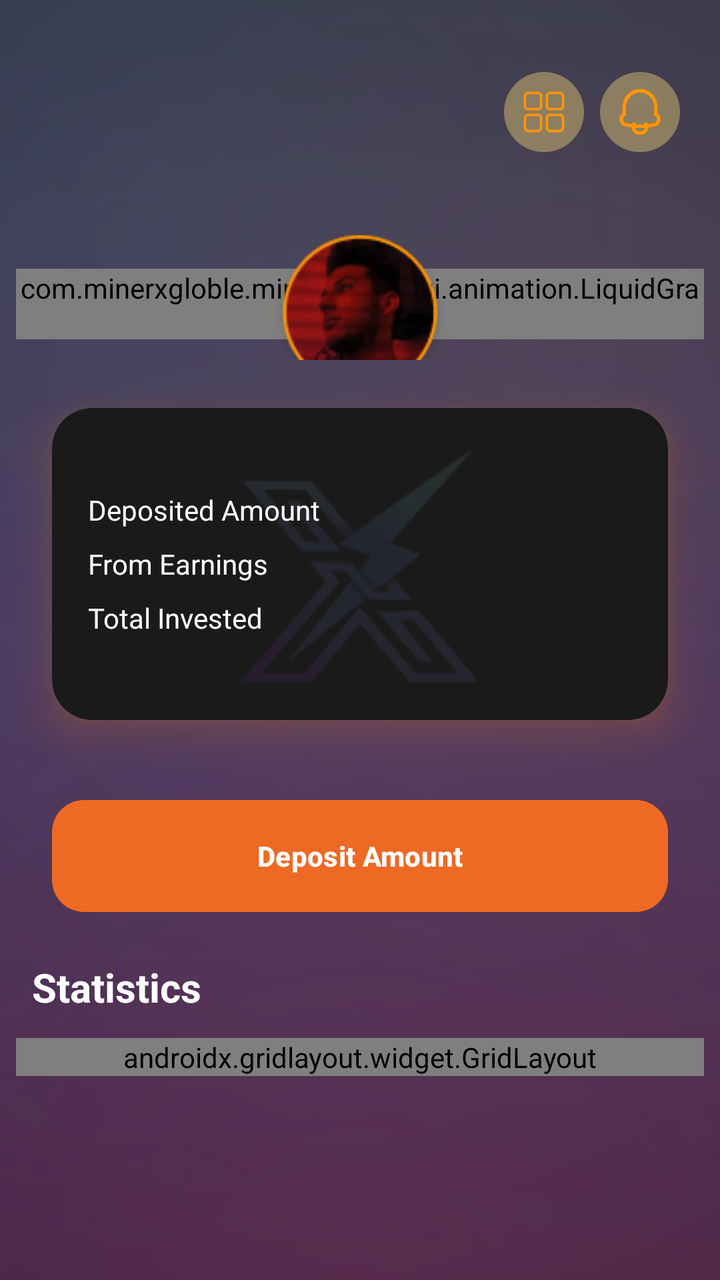
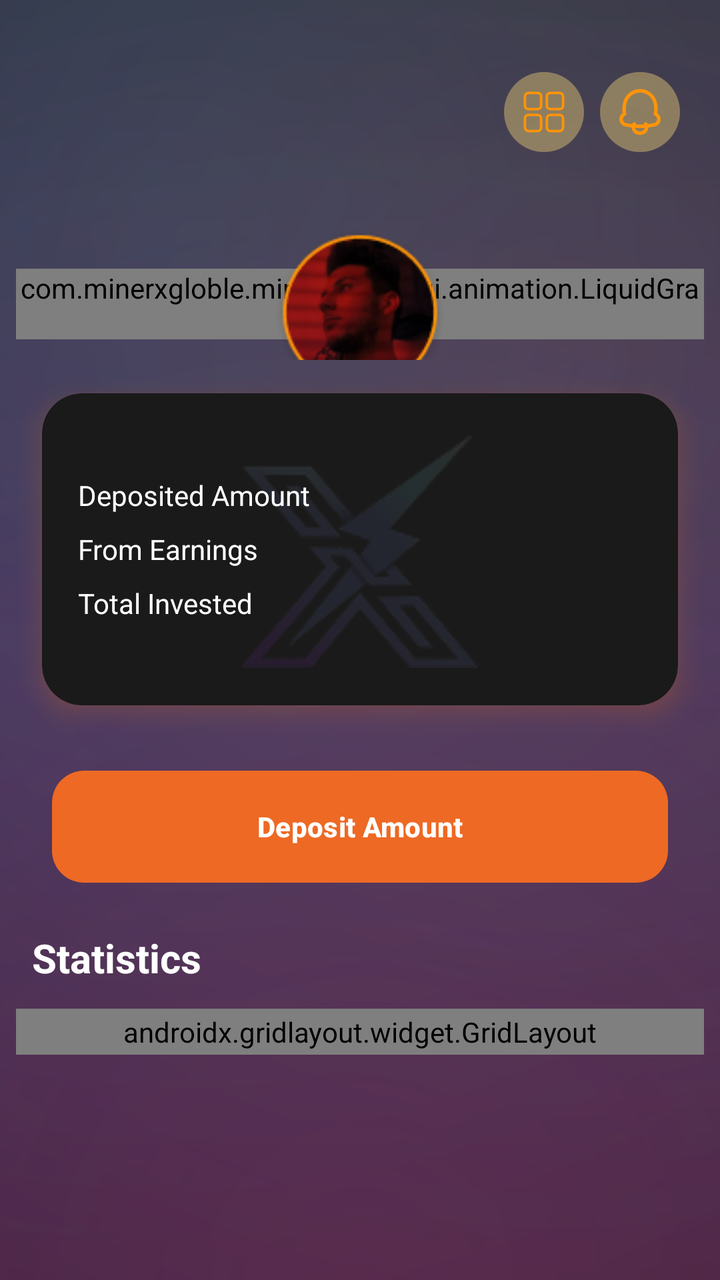

The first picture is an Android layout as it rendered before a commit; the second is the same layout after the commit. The layout source and the unified diff follow.
<!-- AndroidManifest.xml: application theme Theme.Bitbloom -->
<!-- res/layout/fragment_wallet.xml -->
<?xml version="1.0" encoding="utf-8"?>
<androidx.coordinatorlayout.widget.CoordinatorLayout xmlns:android="http://schemas.android.com/apk/res/android"
    xmlns:app="http://schemas.android.com/apk/res-auto"
    android:id="@+id/root"
    android:layout_width="match_parent"
    android:layout_height="match_parent"
    android:background="@drawable/bg_mxg_deposit_gradient">

    
    <androidx.core.widget.NestedScrollView
        android:id="@+id/scrollContainer"
        android:layout_width="match_parent"
        android:layout_height="match_parent"
        android:fillViewport="true"
        android:scrollbars="none">

        
        <androidx.constraintlayout.widget.ConstraintLayout
            android:layout_width="match_parent"
            android:layout_height="wrap_content"
            android:paddingTop="24dp"
            android:paddingBottom="24dp">

            
            <androidx.constraintlayout.widget.Guideline
                android:id="@+id/gStart"
                android:layout_width="wrap_content"
                android:layout_height="wrap_content"
                android:orientation="vertical"
                app:layout_constraintGuide_begin="8dp" />

            <androidx.constraintlayout.widget.Guideline
                android:id="@+id/gEnd"
                android:layout_width="wrap_content"
                android:layout_height="wrap_content"
                android:orientation="vertical"
                app:layout_constraintGuide_end="8dp" />

            
            <androidx.constraintlayout.widget.ConstraintLayout
                android:id="@+id/topbar"
                android:layout_width="0dp"
                android:layout_height="64dp"
                android:paddingStart="8dp"
                android:paddingEnd="12dp"
                app:layout_constraintEnd_toEndOf="@id/gEnd"
                app:layout_constraintStart_toStartOf="@id/gStart"
                app:layout_constraintTop_toTopOf="parent">

                <LinearLayout
                    android:id="@+id/actionsRight"
                    android:layout_width="wrap_content"
                    android:layout_height="wrap_content"
                    android:orientation="horizontal"
                    app:layout_constraintBottom_toBottomOf="parent"
                    app:layout_constraintEnd_toEndOf="parent"
                    app:layout_constraintTop_toTopOf="parent">

                    <ImageView
                        android:id="@+id/menu"
                        android:layout_width="40dp"
                        android:layout_height="40dp"
                        android:background="@drawable/ic_window"
                        android:padding="8dp" />

                    <ImageView
                        android:id="@+id/notification_ic"
                        android:layout_width="40dp"
                        android:layout_height="40dp"
                        android:layout_marginStart="8dp"
                        android:background="@drawable/ic_bell"
                        android:padding="8dp" />
                </LinearLayout>
            </androidx.constraintlayout.widget.ConstraintLayout>

            
            <FrameLayout
                android:id="@+id/walletWrap"
                android:layout_width="0dp"
                android:layout_height="wrap_content"
                android:clipChildren="false"
                android:clipToPadding="false"
                app:layout_constraintEnd_toEndOf="@id/gEnd"
                app:layout_constraintStart_toStartOf="@id/gStart"
                app:layout_constraintTop_toBottomOf="@id/topbar">

                <include
                    android:id="@+id/walletCard"
                    layout="@layout/item_stack_card" />
            </FrameLayout>

            
            <com.google.android.material.card.MaterialCardView
                android:id="@+id/breakdownCard"
                android:layout_width="0dp"
                android:layout_height="wrap_content"
                android:outlineAmbientShadowColor="#FF7B00"
                android:outlineSpotShadowColor="#FF7B00"
                app:cardBackgroundColor="@color/main_card_color"
                app:cardCornerRadius="20dp"
                app:cardElevation="12dp"
                app:cardMaxElevation="12dp"
                app:cardUseCompatPadding="true"
                app:layout_constraintEnd_toEndOf="@id/gEnd"
                app:layout_constraintStart_toStartOf="@id/gStart"
                app:layout_constraintTop_toBottomOf="@id/walletWrap"
                app:strokeColor="@android:color/transparent">

                <RelativeLayout
                    android:layout_width="match_parent"
                    android:layout_height="wrap_content"
                    android:padding="18dp">

                    
                    <ImageView
                        android:id="@+id/watermarkImage"
                        android:layout_width="120dp"
                        android:layout_height="120dp"
                        android:layout_centerInParent="true"
                        android:alpha="0.10"
                        android:scaleType="fitCenter"
                        android:src="@drawable/logo" />

                    
                    <LinearLayout
                        android:layout_width="match_parent"
                        android:layout_height="wrap_content"
                        android:layout_centerInParent="true"
                        android:orientation="vertical">

                        
                        <LinearLayout
                            android:layout_width="match_parent"
                            android:layout_height="wrap_content"
                            android:orientation="horizontal"
                            android:paddingVertical="4dp">

                            <TextView
                                android:id="@+id/depositAmtTv"
                                android:layout_width="0dp"
                                android:layout_height="wrap_content"
                                android:layout_weight="1"
                                android:text="@string/fragment_wallet_deposited_amount"
                                android:textColor="@android:color/white"
                                android:textSize="14sp" />

                            <TextView
                                android:id="@+id/depositAmt"
                                android:layout_width="wrap_content"
                                android:layout_height="wrap_content"
                                android:text=""
                                android:textColor="#FD9409"
                                android:textSize="14sp"
                                android:textStyle="bold" />
                        </LinearLayout>

                        
                        <LinearLayout
                            android:layout_width="match_parent"
                            android:layout_height="wrap_content"
                            android:orientation="horizontal"
                            android:paddingVertical="4dp">

                            <TextView
                                android:id="@+id/fromEarningsTv"
                                android:layout_width="0dp"
                                android:layout_height="wrap_content"
                                android:layout_weight="1"
                                android:text="@string/fragment_wallet_from_earnings"
                                android:textColor="@android:color/white"
                                android:textSize="14sp" />

                            <TextView
                                android:id="@+id/fromEarningsAmt"
                                android:layout_width="wrap_content"
                                android:layout_height="wrap_content"
                                android:text=""
                                android:textColor="#FD9409"
                                android:textSize="14sp"
                                android:textStyle="bold" />
                        </LinearLayout>

                        
                        <LinearLayout
                            android:layout_width="match_parent"
                            android:layout_height="wrap_content"
                            android:orientation="horizontal"
                            android:paddingVertical="4dp">

                            <TextView
                                android:id="@+id/totalInvested"
                                android:layout_width="0dp"
                                android:layout_height="wrap_content"
                                android:layout_weight="1"
                                android:text="@string/fragment_earnings_wallet_total_invested"
                                android:textColor="@android:color/white"
                                android:textSize="14sp" />

                            <TextView
                                android:id="@+id/totalInvestedamt"
                                android:layout_width="wrap_content"
                                android:layout_height="wrap_content"
                                android:text=""
                                android:textColor="#FD9409"
                                android:textSize="14sp"
                                android:textStyle="bold" />
                        </LinearLayout>
                    </LinearLayout>
                </RelativeLayout>
            </com.google.android.material.card.MaterialCardView>

            
            <com.google.android.material.button.MaterialButton
                android:id="@+id/depositBtn"
                android:layout_width="0dp"
                android:layout_height="56dp"
                android:layout_marginHorizontal="18dp"
                android:layout_marginTop="16dp"
                android:insetLeft="0dp"
                android:insetTop="0dp"
                android:insetRight="0dp"
                android:insetBottom="0dp"
                android:text="@string/fragment_wallet_deposit_amount"
                android:textAllCaps="false"
                android:textColor="@android:color/white"
                android:textStyle="bold"
                app:backgroundTint="@color/button_color"
                app:cornerRadius="16dp"
                app:layout_constraintEnd_toEndOf="@id/gEnd"
                app:layout_constraintStart_toStartOf="@id/gStart"
                app:layout_constraintTop_toBottomOf="@id/breakdownCard" />

            
            <TextView
                android:id="@+id/tvLevels"
                android:layout_width="0dp"
                android:layout_height="wrap_content"
                android:layout_marginTop="24dp"
                android:paddingStart="8dp"
                android:paddingEnd="12dp"
                android:text="@string/fragment_earnings_wallet_statistics"
                android:textColor="@color/white"
                android:textSize="20sp"
                android:textStyle="bold"
                app:layout_constraintEnd_toEndOf="@id/gEnd"
                app:layout_constraintStart_toStartOf="@id/gStart"
                app:layout_constraintTop_toBottomOf="@id/depositBtn" />

            
            <androidx.gridlayout.widget.GridLayout
                android:id="@+id/statsGrid"
                android:layout_width="0dp"
                android:layout_height="wrap_content"
                android:layout_marginTop="12dp"
                app:alignmentMode="alignBounds"
                app:columnCount="2"
                app:layout_constraintEnd_toEndOf="@id/gEnd"
                app:layout_constraintStart_toStartOf="@id/gStart"
                app:layout_constraintTop_toBottomOf="@id/tvLevels"
                app:rowCount="2"
                app:useDefaultMargins="false">

                
                <com.google.android.material.card.MaterialCardView
                    android:layout_width="0dp"
                    android:layout_height="wrap_content"
                    android:outlineAmbientShadowColor="#FF7B00"
                    android:outlineSpotShadowColor="#FF7B00"
                    app:cardBackgroundColor="@color/main_card_color"
                    app:cardCornerRadius="20dp"
                    app:cardElevation="10dp"
                    app:cardMaxElevation="10dp"
                    app:cardUseCompatPadding="true"
                    app:layout_columnWeight="1"
                    app:layout_gravity="fill_horizontal"
                    app:strokeColor="@android:color/transparent">

                    <LinearLayout
                        android:layout_width="match_parent"
                        android:layout_height="match_parent"
                        android:gravity="center"
                        android:orientation="vertical"
                        android:padding="12dp">

                        <ImageView
                            android:layout_width="40dp"
                            android:layout_height="40dp"
                            android:layout_marginBottom="8dp"
                            android:src="@drawable/ic_money"
                            app:tint="@color/orange" />

                        <TextView
                            android:id="@+id/totalInvestedAmount"
                            android:layout_width="wrap_content"
                            android:layout_height="wrap_content"
                            android:text="@string/fragment_wallet_n_0"
                            android:textColor="@color/white"
                            android:textSize="16sp"
                            android:textStyle="bold" />

                        <TextView
                            android:id="@+id/totalInvestedText"
                            android:layout_width="wrap_content"
                            android:layout_height="wrap_content"
                            android:text="@string/fragment_earnings_wallet_total_invested"
                            android:textColor="@color/grey"
                            android:textSize="12sp" />
                    </LinearLayout>
                </com.google.android.material.card.MaterialCardView>

                
                <com.google.android.material.card.MaterialCardView
                    android:layout_width="0dp"
                    android:layout_height="wrap_content"
                    android:outlineAmbientShadowColor="#FF7B00"
                    android:outlineSpotShadowColor="#FF7B00"
                    app:cardBackgroundColor="@color/main_card_color"
                    app:cardCornerRadius="20dp"
                    app:cardElevation="10dp"
                    app:cardMaxElevation="10dp"
                    app:cardUseCompatPadding="true"
                    app:layout_columnWeight="1"
                    app:layout_gravity="fill_horizontal"
                    app:strokeColor="@android:color/transparent">

                    <LinearLayout
                        android:layout_width="match_parent"
                        android:layout_height="match_parent"
                        android:gravity="center"
                        android:orientation="vertical"
                        android:padding="12dp">

                        <ImageView
                            android:layout_width="40dp"
                            android:layout_height="40dp"
                            android:layout_marginBottom="8dp"
                            android:src="@drawable/ic_deposit"
                            app:tint="@color/orange" />

                        <TextView
                            android:id="@+id/totalDepositAmt"
                            android:layout_width="wrap_content"
                            android:layout_height="wrap_content"
                            android:text="@string/fragment_wallet_n_0"
                            android:textColor="@color/white"
                            android:textSize="16sp"
                            android:textStyle="bold" />

                        <TextView
                            android:layout_width="wrap_content"
                            android:layout_height="wrap_content"
                            android:text="@string/fragment_earnings_wallet_total_deposit"
                            android:textColor="@color/grey"
                            android:textSize="12sp" />
                    </LinearLayout>
                </com.google.android.material.card.MaterialCardView>

                
                <com.google.android.material.card.MaterialCardView
                    android:layout_width="0dp"
                    android:layout_height="wrap_content"
                    android:layout_marginTop="-6dp"
                    android:outlineAmbientShadowColor="#FF7B00"
                    android:outlineSpotShadowColor="#FF7B00"
                    app:cardBackgroundColor="@color/main_card_color"
                    app:cardCornerRadius="20dp"
                    app:cardElevation="10dp"
                    app:cardMaxElevation="10dp"
                    app:cardUseCompatPadding="true"
                    app:layout_columnWeight="1"
                    app:layout_gravity="fill_horizontal"
                    app:strokeColor="@android:color/transparent">

                    <LinearLayout
                        android:layout_width="match_parent"
                        android:layout_height="match_parent"
                        android:gravity="center"
                        android:orientation="vertical"
                        android:padding="12dp">

                        <ImageView
                            android:layout_width="40dp"
                            android:layout_height="40dp"
                            android:layout_marginBottom="8dp"
                            android:src="@drawable/ic_withdraw"
                            app:tint="@color/orange" />

                        <TextView
                            android:id="@+id/withdrawAmt"
                            android:layout_width="wrap_content"
                            android:layout_height="wrap_content"
                            android:text="@string/fragment_wallet_n_0"
                            android:textColor="@color/white"
                            android:textSize="16sp"
                            android:textStyle="bold" />

                        <TextView
                            android:layout_width="wrap_content"
                            android:layout_height="wrap_content"
                            android:text="@string/fragment_earnings_wallet_total_withdraw"
                            android:textColor="@color/grey"
                            android:textSize="12sp" />
                    </LinearLayout>
                </com.google.android.material.card.MaterialCardView>
                <com.google.android.material.card.MaterialCardView
                    android:layout_width="0dp"
                    android:layout_height="wrap_content"
                    android:layout_marginTop="-6dp"
                    android:outlineAmbientShadowColor="#FF7B00"
                    android:outlineSpotShadowColor="#FF7B00"
                    app:cardBackgroundColor="@color/main_card_color"
                    app:cardCornerRadius="20dp"
                    app:cardElevation="10dp"
                    app:cardMaxElevation="10dp"
                    app:cardUseCompatPadding="true"
                    app:layout_columnWeight="1"
                    app:layout_gravity="fill_horizontal"
                    app:strokeColor="@android:color/transparent">

                    <LinearLayout
                        android:layout_width="match_parent"
                        android:layout_height="match_parent"
                        android:gravity="center"
                        android:orientation="vertical"
                        android:padding="12dp">

                        <ImageView
                            android:layout_width="40dp"
                            android:layout_height="40dp"
                            android:layout_marginBottom="8dp"
                            android:src="@drawable/ic_money"
                            app:tint="@color/orange" />

                        <TextView
                            android:id="@+id/tokenAmt"
                            android:layout_width="wrap_content"
                            android:layout_height="wrap_content"
                            android:text="@string/fragment_earnings_wallet_n_6_000"
                            android:textColor="@color/white"
                            android:textSize="16sp"
                            android:textStyle="bold" />

                        <TextView
                            android:layout_width="wrap_content"
                            android:layout_height="wrap_content"
                            android:text="@string/token_usdt"
                            android:textColor="@color/grey"
                            android:textSize="12sp" />
                    </LinearLayout>
                </com.google.android.material.card.MaterialCardView>
            </androidx.gridlayout.widget.GridLayout>

            
            <Space
                android:layout_width="0dp"
                android:layout_height="24dp"
                app:layout_constraintEnd_toEndOf="@id/gEnd"
                app:layout_constraintStart_toStartOf="@id/gStart"
                app:layout_constraintTop_toBottomOf="@id/statsGrid" />

        </androidx.constraintlayout.widget.ConstraintLayout>
    </androidx.core.widget.NestedScrollView>
</androidx.coordinatorlayout.widget.CoordinatorLayout>
<!-- res/layout/item_stack_card.xml (included above) -->
<?xml version="1.0" encoding="utf-8"?>
<androidx.constraintlayout.widget.ConstraintLayout
    xmlns:android="http://schemas.android.com/apk/res/android"
    xmlns:app="http://schemas.android.com/apk/res-auto"
    android:layout_width="match_parent"
    android:layout_height="wrap_content"
    android:clipChildren="false"
    android:clipToPadding="false">

    <ImageView
        android:id="@+id/profileImage"
        android:layout_width="92dp"
        android:layout_height="92dp"
        android:elevation="24dp"
        android:padding="2dp"
        android:scaleType="centerCrop"
        android:src="@drawable/person"
        android:translationY="24dp"
        android:translationZ="24dp"
        app:layout_constraintEnd_toEndOf="parent"
        app:layout_constraintStart_toStartOf="parent"
        app:layout_constraintTop_toTopOf="parent" />

    <com.minerxgloble.minerxgloble.ui.animation.LiquidGradientCard
        android:id="@+id/cardSurface"
        android:layout_width="0dp"
        android:layout_height="wrap_content"
        android:layout_marginTop="-46dp"
        android:outlineAmbientShadowColor="#FF7B00"
        android:outlineSpotShadowColor="#FF7B00"
        app:cardBackgroundColor="@android:color/transparent"
        app:cardCornerRadius="20dp"
        app:cardElevation="10dp"
        app:cardMaxElevation="10dp"
        app:cardUseCompatPadding="true"
        app:layout_constraintEnd_toEndOf="parent"
        app:layout_constraintStart_toStartOf="parent"
        app:layout_constraintTop_toBottomOf="@id/profileImage"
        app:strokeColor="@android:color/transparent"
        app:strokeWidth="0dp">

        <LinearLayout
            android:layout_width="match_parent"
            android:layout_height="wrap_content"
            android:orientation="vertical"
            android:paddingStart="18dp"
            android:paddingTop="56dp"
            android:paddingEnd="18dp"
            android:paddingBottom="26dp">

            <TextView
                android:id="@+id/tvAccount"
                android:layout_width="wrap_content"
                android:layout_height="wrap_content"
                android:layout_gravity="center"
                android:text="@string/item_home_wallet_card_minerx_deposit_wallet"
                android:textColor="@color/white"
                android:textSize="20sp"
                android:textStyle="bold" />

            <TextView
                android:id="@+id/depositBalance"
                android:layout_width="match_parent"
                android:layout_height="wrap_content"
                android:layout_marginTop="12dp"
                android:background="@drawable/bg_referral_home"
                android:ellipsize="end"
                android:paddingHorizontal="12dp"
                android:paddingVertical="8dp"
                android:singleLine="true"
                android:text="@string/item_network_stats_text"
                android:textAlignment="center"
                android:textColor="@color/white"
                android:textSize="15sp" />
        </LinearLayout>
    </com.minerxgloble.minerxgloble.ui.animation.LiquidGradientCard>
</androidx.constraintlayout.widget.ConstraintLayout>
<!-- resources referenced by this layout -->
<resources>
  <color name="button_color">#EE6924</color>
  <color name="grey">#B4FFFFFF</color>
  <color name="main_card_color">#1A1A1A</color>
  <color name="orange">#EE6924</color>
  <color name="white">#FFFFFFFF</color>
  <!-- drawable bg_referral_home (drawable) -->
  <?xml version="1.0" encoding="utf-8"?>
  <shape xmlns:android="http://schemas.android.com/apk/res/android" android:shape="rectangle">
      <solid android:color="#221A1A1A"/>    
      <corners android:radius="14dp"/>
      <stroke android:width="1dp" android:color="@color/orange"/> 
      <padding android:left="6dp" android:top="4dp" android:right="6dp" android:bottom="4dp"/>
  </shape>
  <string name="fragment_earnings_wallet_n_6_000">6,000$</string>
  <string name="fragment_earnings_wallet_statistics">Statistics</string>
  <string name="fragment_earnings_wallet_total_deposit">Total Deposit</string>
  <string name="fragment_earnings_wallet_total_invested">Total Invested</string>
  <string name="fragment_earnings_wallet_total_withdraw">Total Withdraw</string>
  <string name="fragment_wallet_deposit_amount">Deposit Amount</string>
  <string name="fragment_wallet_deposited_amount">Deposited Amount</string>
  <string name="fragment_wallet_from_earnings">From Earnings</string>
  <string name="fragment_wallet_n_0">0$</string>
  <string name="item_home_wallet_card_minerx_deposit_wallet">MinerX Deposit Wallet</string>
  <string name="item_network_stats_text">-</string>
  <string name="token_usdt">MXGN USDT</string>
  <style name="Theme.Bitbloom" parent="Base.Theme.Bitbloom">
          
          <item name="editTextStyle">@style/Widget.MXG.EditText.WhiteCursor</item>
          <item name="android:editTextStyle">@style/Widget.MXG.EditText.WhiteCursor</item>
  
          
          <item name="android:textCursorDrawable">@drawable/cursor_white</item>
      </style>
  <style name="Base.Theme.Bitbloom" parent="Theme.Material3.DayNight.NoActionBar">
          <item name="android:statusBarColor">@color/mxg_black</item>
          <item name="colorPrimary">@color/mxg_white</item>
          <item name="android:navigationBarColor">@color/mxg_black</item>
          <item name="android:datePickerDialogTheme">@style/BitbloomDatePickerTheme</item>
      </style>
  <style name="Widget.MXG.EditText.WhiteCursor" parent="Widget.AppCompat.EditText">
          <item name="android:textCursorDrawable">@drawable/cursor_white</item>
      </style>
  <!-- drawable cursor_white (drawable) -->
  <?xml version="1.0" encoding="utf-8"?>
  <shape xmlns:android="http://schemas.android.com/apk/res/android">
      <size android:width="2dp"/>
      <solid android:color="@android:color/white"/>
      <corners android:radius="1dp"/>
  </shape>
  <color name="mxg_black">#000000</color>
  <color name="mxg_white">#FFFFFF</color>
  <style name="BitbloomDatePickerTheme" parent="ThemeOverlay.MaterialComponents.MaterialAlertDialog">
          <item name="colorAccent">@color/status_bar_color</item> 
          <item name="android:headerBackground">@color/light_status_bar_color
          </item> 
          <item name="android:colorControlHighlight">@color/status_bar_color
          </item> 
          <item name="android:colorControlActivated">@color/status_bar_color
          </item> 
          <item name="android:textColorPrimaryInverse">@color/white</item> 
          <item name="android:textColor">@color/status_bar_color</item> 
          <item name="android:textColorPrimary">?attr/colorOnBackground</item> 
      </style>
  <color name="status_bar_color">#EE6924</color>
  <color name="light_status_bar_color">#EE6924</color>
  <!-- unchanged entries left out for length: 8 -->
</resources>

<!-- the commit's change to res/layout/fragment_wallet.xml (unified diff, before → after) -->
@@ -98,8 +98,8 @@
                 android:outlineSpotShadowColor="#FF7B00"
                 app:cardBackgroundColor="@color/main_card_color"
                 app:cardCornerRadius="20dp"
-                app:cardElevation="12dp"
-                app:cardMaxElevation="12dp"
+                app:cardElevation="7dp"
+                app:cardMaxElevation="7dp"
                 app:cardUseCompatPadding="true"
                 app:layout_constraintEnd_toEndOf="@id/gEnd"
                 app:layout_constraintStart_toStartOf="@id/gStart"
@@ -253,6 +253,7 @@
                 android:layout_height="wrap_content"
                 android:layout_marginTop="12dp"
                 app:alignmentMode="alignBounds"
+                android:padding="2dp"
                 app:columnCount="2"
                 app:layout_constraintEnd_toEndOf="@id/gEnd"
                 app:layout_constraintStart_toStartOf="@id/gStart"
@@ -268,8 +269,8 @@
                     android:outlineSpotShadowColor="#FF7B00"
                     app:cardBackgroundColor="@color/main_card_color"
                     app:cardCornerRadius="20dp"
-                    app:cardElevation="10dp"
-                    app:cardMaxElevation="10dp"
+                    app:cardElevation="4dp"
+                    app:cardMaxElevation="4dp"
                     app:cardUseCompatPadding="true"
                     app:layout_columnWeight="1"
                     app:layout_gravity="fill_horizontal"
@@ -316,8 +317,8 @@
                     android:outlineSpotShadowColor="#FF7B00"
                     app:cardBackgroundColor="@color/main_card_color"
                     app:cardCornerRadius="20dp"
-                    app:cardElevation="10dp"
-                    app:cardMaxElevation="10dp"
+                    app:cardElevation="4dp"
+                    app:cardMaxElevation="4dp"
                     app:cardUseCompatPadding="true"
                     app:layout_columnWeight="1"
                     app:layout_gravity="fill_horizontal"
@@ -364,8 +365,8 @@
                     android:outlineSpotShadowColor="#FF7B00"
                     app:cardBackgroundColor="@color/main_card_color"
                     app:cardCornerRadius="20dp"
-                    app:cardElevation="10dp"
-                    app:cardMaxElevation="10dp"
+                    app:cardElevation="4dp"
+                    app:cardMaxElevation="4dp"
                     app:cardUseCompatPadding="true"
                     app:layout_columnWeight="1"
                     app:layout_gravity="fill_horizontal"
@@ -410,8 +411,8 @@
                     android:outlineSpotShadowColor="#FF7B00"
                     app:cardBackgroundColor="@color/main_card_color"
                     app:cardCornerRadius="20dp"
-                    app:cardElevation="10dp"
-                    app:cardMaxElevation="10dp"
+                    app:cardElevation="4dp"
+                    app:cardMaxElevation="4dp"
                     app:cardUseCompatPadding="true"
                     app:layout_columnWeight="1"
                     app:layout_gravity="fill_horizontal"
@@ -518,7 +519,7 @@
                 android:layout_height="wrap_content"
                 android:layout_gravity="center"
                 android:text="@string/item_home_wallet_card_minerx_deposit_wallet"
-                android:textColor="@color/white"
+                android:textColor="@color/black"
                 android:textSize="20sp"
                 android:textStyle="bold" />
 
@@ -534,7 +535,7 @@
                 android:singleLine="true"
                 android:text="@string/item_network_stats_text"
                 android:textAlignment="center"
-                android:textColor="@color/white"
+                android:textColor="@color/black"
                 android:textSize="15sp" />
         </LinearLayout>
     </com.minerxgloble.minerxgloble.ui.animation.LiquidGradientCard>
<!-- resource entries referenced after the edit -->
@@ -1,5 +1,6 @@
 <!-- resources referenced by this layout -->
 <resources>
+  <color name="black">#FF000000</color>
   <color name="button_color">#EE6924</color>
   <color name="grey">#B4FFFFFF</color>
   <color name="main_card_color">#1A1A1A</color>
@@ -10,7 +11,7 @@
   <shape xmlns:android="http://schemas.android.com/apk/res/android" android:shape="rectangle">
       <solid android:color="#221A1A1A"/>    
       <corners android:radius="14dp"/>
-      <stroke android:width="1dp" android:color="@color/orange"/> 
+      <stroke android:width="1dp" android:color="@color/black"/> 
       <padding android:left="6dp" android:top="4dp" android:right="6dp" android:bottom="4dp"/>
   </shape>
   <string name="fragment_earnings_wallet_n_6_000">6,000$</string>
